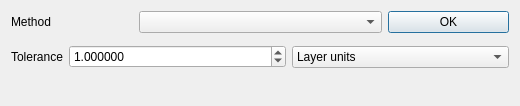
qgis/QGIS, file src/ui/qgssimplifytolerancedialog.ui: the form before one commit.
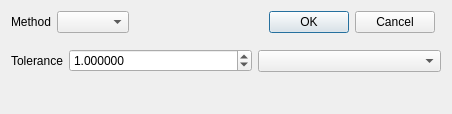
The form after the commit. The open tabs and pages were chosen to show the change. Custom widgets are drawn as their Qt base class.

Commit message: [simplify] user input widget instead of dialog

Patch:
```diff
--- a/src/ui/qgssimplifytolerancedialog.ui
+++ b/src/ui/qgssimplifytolerancedialog.ui
@@ -1,32 +1,22 @@
 <?xml version="1.0" encoding="UTF-8"?>
 <ui version="4.0">
- <class>SimplifyLineDialog</class>
- <widget class="QDialog" name="SimplifyLineDialog">
+ <class>SimplifyUserInputWidgetBase</class>
+ <widget class="QWidget" name="SimplifyUserInputWidgetBase">
   <property name="geometry">
    <rect>
     <x>0</x>
     <y>0</y>
-    <width>520</width>
-    <height>106</height>
+    <width>452</width>
+    <height>114</height>
    </rect>
   </property>
   <property name="windowTitle">
    <string>Simplification Tool</string>
   </property>
   <layout class="QGridLayout" name="gridLayout">
-   <item row="2" column="0" colspan="4">
+   <item row="2" column="0" colspan="5">
     <widget class="QLabel" name="labelStatus"/>
    </item>
-   <item row="0" column="1" colspan="2">
-    <widget class="QComboBox" name="mMethodComboBox"/>
-   </item>
-   <item row="0" column="3">
-    <widget class="QPushButton" name="okButton">
-     <property name="text">
-      <string>OK</string>
-     </property>
-    </widget>
-   </item>
    <item row="0" column="0">
     <widget class="QLabel" name="label_2">
      <property name="text">
@@ -34,7 +24,7 @@
      </property>
     </widget>
    </item>
-   <item row="1" column="0" colspan="4">
+   <item row="1" column="0" colspan="5">
     <widget class="QStackedWidget" name="mOptionsStackedWidget">
      <property name="currentIndex">
       <number>1</number>
@@ -74,23 +64,7 @@
         </widget>
        </item>
        <item>
-        <widget class="QComboBox" name="cboToleranceUnits">
-         <item>
-          <property name="text">
-           <string>Layer units</string>
-          </property>
-         </item>
-         <item>
-          <property name="text">
-           <string>Pixels</string>
-          </property>
-         </item>
-         <item>
-          <property name="text">
-           <string>Map units</string>
-          </property>
-         </item>
-        </widget>
+        <widget class="QComboBox" name="mToleranceUnitsComboBox"/>
        </item>
       </layout>
      </widget>
@@ -155,6 +129,16 @@
      </widget>
     </widget>
    </item>
+   <item row="0" column="1" colspan="2">
+    <widget class="QComboBox" name="mMethodComboBox"/>
+   </item>
+   <item row="0" column="3">
+    <widget class="QDialogButtonBox" name="mButtonBox">
+     <property name="standardButtons">
+      <set>QDialogButtonBox::Cancel|QDialogButtonBox::Ok</set>
+     </property>
+    </widget>
+   </item>
   </layout>
  </widget>
  <customwidgets>
```
Left out of the diff: 24 changed lines with no effect on the pictures. The commit also changes 2 other files.
